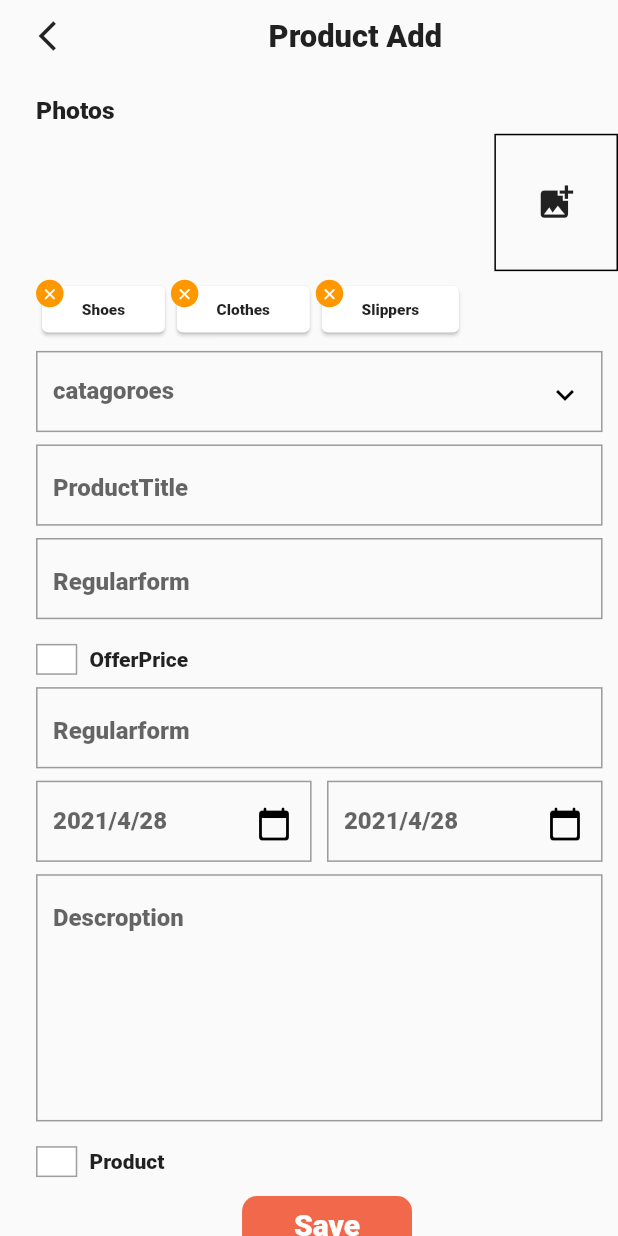
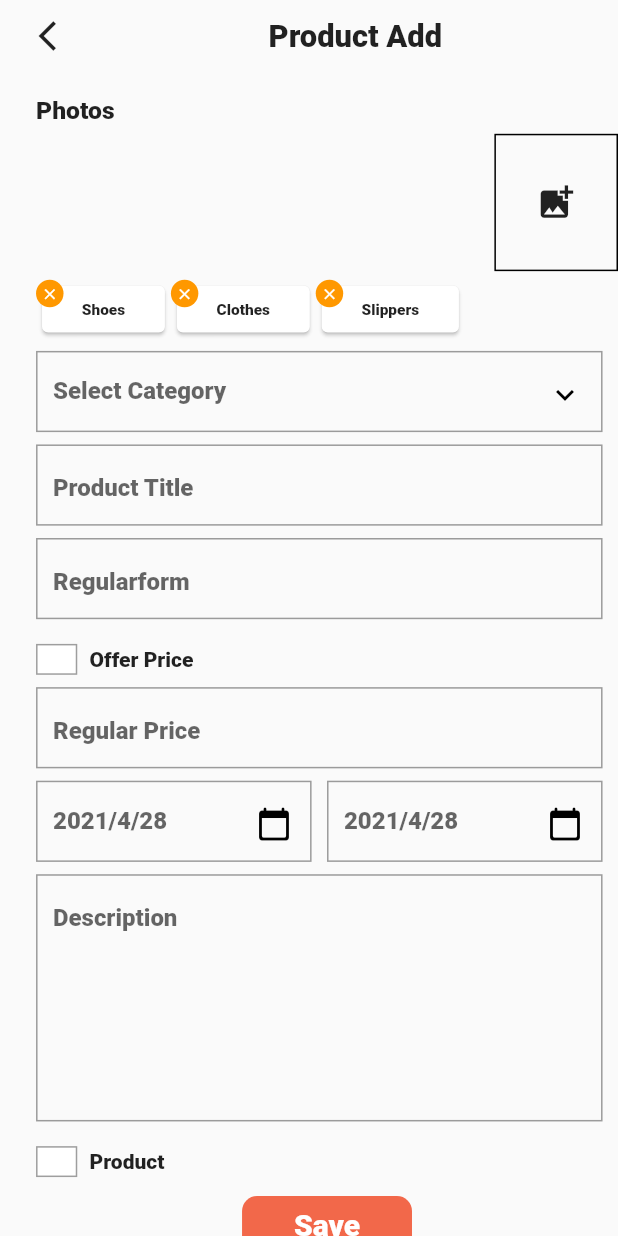
Before and after one commit to Gameofcode1/flutterproject, a Flutter app: the ProductAdd screen opened directly, on a phone screen of 412 x 824 dp. Run offline on Flutter 3.47's test engine with Material 2 defaults, Android fonts, the phone set to English and light mode, and no system bars; drawn by our look-alikes of flutter_form_builder; our stand-ins replace animated_text_kit, cached_network_image, carousel_slider, font_awesome_flutter, image_picker, intro_slider and 1 more; accounts and stored records are empty; Roboto replaces fonts that are missing (Robotm).

Commit message:
little issues fix

```diff
--- a/lib/productadd/productadd.dart
+++ b/lib/productadd/productadd.dart
@@ -271,7 +271,7 @@ class _ProductAddState extends State<ProductAdd> with ChangeNotifier {
                                         Icons.expand_more,
                                         color: Colors.black,
                                       )),
-                                  hintText: "catagoroes",
+                                  hintText: "Select Category",
                                   enabledBorder: InputBorder.none,
                                   focusedBorder: InputBorder.none),
                             ),
@@ -297,24 +297,24 @@ class _ProductAddState extends State<ProductAdd> with ChangeNotifier {
                                         GestureDetector(
                                             onTap: () {
                                               setState(() {
-                                                image.addcatag(clothing + ">");
+                                                image.addcatag(earbuds);
                                               });
                                             },
                                             child: Text(earbuds)),
                                         GestureDetector(
                                             onTap: () {
                                               setState(() {
-                                                image.addcatag(earbuds + ">");
+                                                image.addcatag(laptops);
                                               });
                                             },
                                             child: Text(laptops)),
                                         GestureDetector(
                                             onTap: () {
                                               setState(() {
-                                                image.addcatag(laptops);
+                                                image.addcatag(clothing);
                                               });
                                             },
-                                            child: Text(clothing + ">")),
+                                            child: Text(clothing)),
                                         GestureDetector(
                                             onTap: () {
                                               setState(() {
@@ -322,13 +322,7 @@ class _ProductAddState extends State<ProductAdd> with ChangeNotifier {
                                               });
                                             },
                                             child: Text(shoes)),
-                                        GestureDetector(
-                                            onTap: () {
-                                              setState(() {
-                                                image.addcatag(clothing + ">");
-                                              });
-                                            },
-                                            child: Text(electronic)),
+
                                         GestureDetector(
                                             onTap: () {
                                               setState(() {
@@ -336,13 +330,7 @@ class _ProductAddState extends State<ProductAdd> with ChangeNotifier {
                                               });
                                             },
                                             child: Text(mobile)),
-                                        GestureDetector(
-                                            onTap: () {
-                                              setState(() {
-                                                image.addcatag(clothing + ">");
-                                              });
-                                            },
-                                            child: Text(clothing)),
+
                                       ],
                                     ),
                                   ),
@@ -359,7 +347,7 @@ class _ProductAddState extends State<ProductAdd> with ChangeNotifier {
                             child: FormBuilderTextField(
                               name: "Textfield",
                               decoration: InputDecoration(
-                                  hintText: "ProductTitle",
+                                  hintText: "Product Title",
                                   enabledBorder: InputBorder.none,
                                   focusedBorder: InputBorder.none),
                             ),
@@ -386,7 +374,7 @@ class _ProductAddState extends State<ProductAdd> with ChangeNotifier {
                                 checkbox = !checkbox;
                               });
                             },
-                            child: CheckboxText(check:checkbox,text: "OfferPrice",)
+                            child: CheckboxText(check:checkbox,text: "Offer Price",)
                           ),
 
                           Container(
@@ -400,7 +388,7 @@ class _ProductAddState extends State<ProductAdd> with ChangeNotifier {
                             child: FormBuilderTextField(
                               name: "Textfield",
                               decoration: InputDecoration(
-                                  hintText: "Regularform",
+                                  hintText: "Regular Price",
                                   enabledBorder: InputBorder.none,
                                   focusedBorder: InputBorder.none),
                             ),
@@ -475,7 +463,7 @@ class _ProductAddState extends State<ProductAdd> with ChangeNotifier {
                             child: FormBuilderTextField(
                               name: "Textfield",
                               decoration: InputDecoration(
-                                  hintText: "Descroption",
+                                  hintText: "Description",
                                   enabledBorder: InputBorder.none,
                                   focusedBorder: InputBorder.none),
                             ),
```
